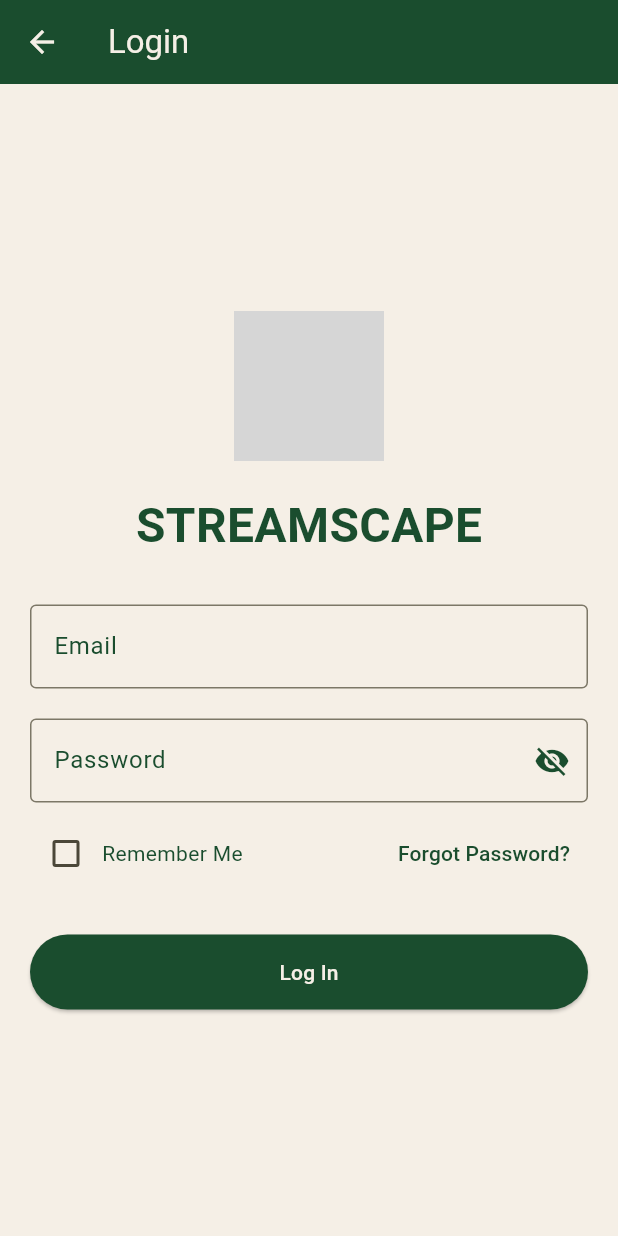
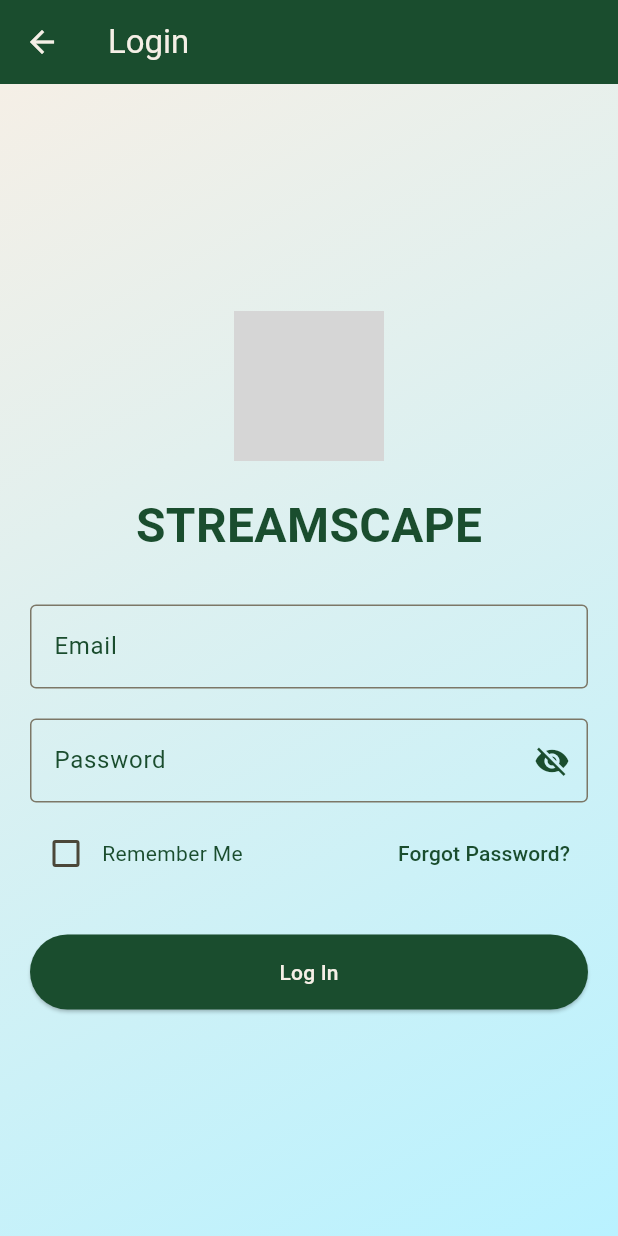
Before and after one commit to AzakarJewelry/Streaming-App-using-flutter, a Flutter app: the screen it shows after launch, after a tap on "Login", on a phone screen of 412 x 824 dp. Run offline on Flutter 3.47's test engine with Material 3 defaults, Android fonts, the phone set to English and light mode, and no system bars; our stand-ins replace chewie, cloud_firestore, firebase_auth, firebase_core, google_mobile_ads, image_picker and 2 more; missing offline and left inert: azakarstream, subtitle_wrapper_package; accounts and stored records are empty; network calls fail; grey boxes are pictures that could not be loaded.

Commit message:
improvements pt.5

```diff
--- a/lib/login.dart
+++ b/lib/login.dart
@@ -109,8 +109,16 @@ class _LoginScreenState extends State<LoginScreen> {
         ),
       ),
       backgroundColor: const Color(0xFFF5EFE6),
-      body: Center(
-        child: SingleChildScrollView(
+      body: Container(
+        decoration: const BoxDecoration(
+          gradient: LinearGradient(
+            colors: [Color(0xFFF5EFE6), Color(0xFFB9F2FF)], // Gradient colors
+            begin: Alignment.topLeft,
+            end: Alignment.bottomRight,
+          ),
+        ),
+        child: Center(
+          child: SingleChildScrollView(
           padding: const EdgeInsets.all(20.0),
           child: Column(
             mainAxisAlignment: MainAxisAlignment.center,
@@ -227,6 +235,8 @@ class _LoginScreenState extends State<LoginScreen> {
           ),
         ),
       ),
+    )
     );
+
   }
 }
--- a/lib/main.dart
+++ b/lib/main.dart
@@ -161,7 +161,16 @@ class MyHomePage extends StatelessWidget {
   Widget build(BuildContext context) {
     return Scaffold(
       // Removed explicit backgroundColor to let the global theme apply.
-      body: Center(
+      body:Container(
+        decoration: const BoxDecoration(
+          gradient: LinearGradient(
+            colors: [Color(0xFFF5EFE6), Color(0xFFB9F2FF)], // Gradient colors
+            begin: Alignment.topLeft,
+            end: Alignment.bottomRight,
+          ),
+        ),
+
+      child:  Center(
         child: Column(
           mainAxisAlignment: MainAxisAlignment.spaceBetween,
           children: <Widget>[
@@ -254,6 +263,7 @@ class MyHomePage extends StatelessWidget {
           ],
         ),
       ),
+    )
     );
   }
 }
```
